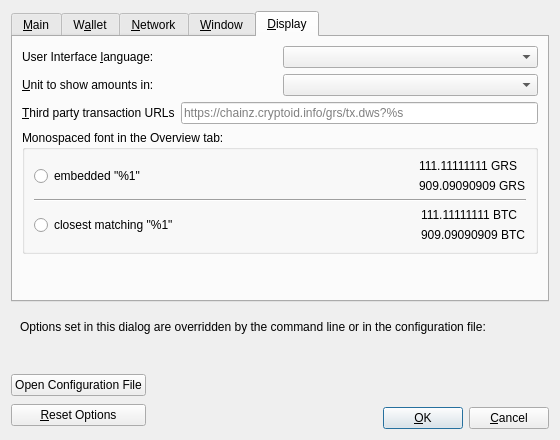
This is src/qt/forms/optionsdialog.ui in sweetlove56/groestlcoin as Qt 5 draws it before an edit. The edited form follows.
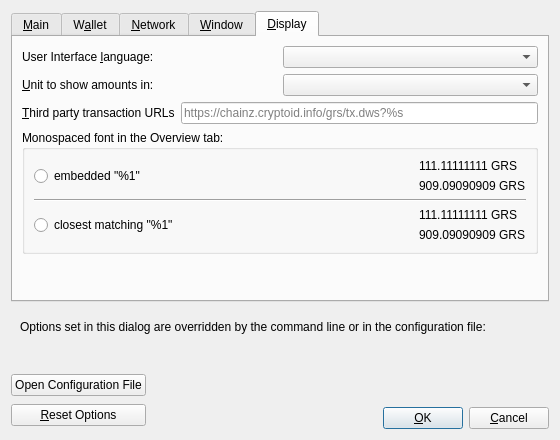
This is the edited form. The open tabs and pages were chosen to show the change. Custom widgets are drawn as their Qt base class.

```diff
--- a/src/qt/forms/optionsdialog.ui
+++ b/src/qt/forms/optionsdialog.ui
@@ -787,14 +787,14 @@
               <item>
                <widget class="QLabel" name="systemFont_label_1">
                 <property name="text">
-                 <string>111.11111111 BTC</string>
+                 <string>111.11111111 GRS</string>
                 </property>
                </widget>
               </item>
               <item>
                <widget class="QLabel" name="systemFont_label_9">
                 <property name="text">
-                 <string>909.09090909 BTC</string>
+                 <string>909.09090909 GRS</string>
                 </property>
                </widget>
               </item>
```
